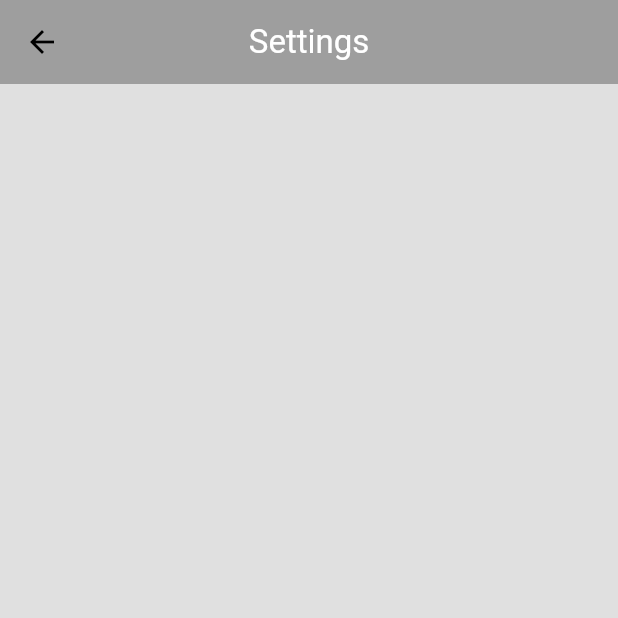
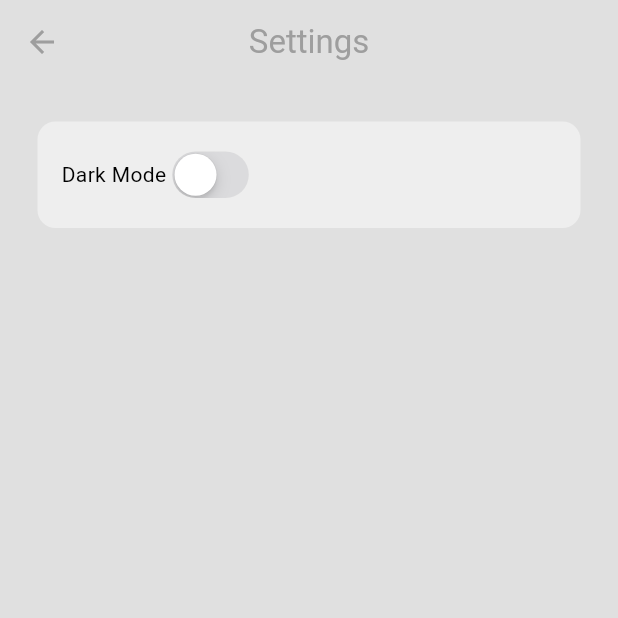
Before and after one commit to enessodbs/fluttter_chat_app, a Flutter app: the screen it shows once a user with an empty profile is signed in, in the side drawer, after a tap on "S E T T I N G S", on a phone screen of 412 x 824 dp, the top half of it. Run offline on Flutter 3.47's test engine with Material 3 defaults, Android fonts, the phone set to English and light mode, and no system bars; our stand-ins replace cloud_firestore, firebase_auth, firebase_core; accounts and stored records are empty; network calls fail.

Commit message:
Mesaj Gönderme ve Tema İşlemleri Tamamlandı

```diff
--- a/lib/components/my_drawer.dart
+++ b/lib/components/my_drawer.dart
@@ -25,8 +25,6 @@ class MyDrawer extends StatelessWidget {
     }
 
     return Drawer(
-
-      backgroundColor: Theme.of(context).colorScheme.surface,
       child: Column(
         mainAxisAlignment: MainAxisAlignment.spaceBetween,
         children: [
--- a/lib/components/my_textfield.dart
+++ b/lib/components/my_textfield.dart
@@ -2,28 +2,31 @@
 import 'package:flutter/material.dart';
 
 class MyTextfield extends StatelessWidget {
-
   final String hintText;
   final bool obbscureText;
   final TextEditingController controller;
+  final FocusNode? focusNode;
   const MyTextfield({
-    super.key,
+    Key? key,
     required this.hintText,
     required this.obbscureText,
     required this.controller,
-  });
+    this.focusNode,
+  }) : super(key: key);
 
   @override
   Widget build(BuildContext context) {
     return Padding(
       padding: const EdgeInsets.symmetric(horizontal: 25),
       child: TextField(
+        focusNode: focusNode,
         controller: controller,
         obscureText: obbscureText,
         decoration: InputDecoration(
           enabledBorder: OutlineInputBorder(
+            borderRadius: BorderRadius.circular(8),
             borderSide: BorderSide(
-              color: Theme.of(context).colorScheme.tertiary,
+              color: Theme.of(context).colorScheme.primary,
             ),
           ),
           focusedBorder: OutlineInputBorder(
--- a/lib/main.dart
+++ b/lib/main.dart
@@ -1,12 +1,17 @@
 import 'package:chat_app/services/auth_service/auth_gate.dart';
 import 'package:chat_app/themes/light_mode.dart';
+import 'package:chat_app/themes/themes_provider.dart';
 import 'package:firebase_core/firebase_core.dart';
 import 'package:flutter/material.dart';
+import 'package:provider/provider.dart';
 
 void main() async {
   WidgetsFlutterBinding.ensureInitialized();
   await Firebase.initializeApp();
-  runApp(MyApp());
+  runApp(ChangeNotifierProvider(
+    create: (context) => ThemesProvider(),
+    child: MyApp(),
+  ));
 }
 
 class MyApp extends StatelessWidget {
@@ -18,7 +23,7 @@ class MyApp extends StatelessWidget {
       title: 'Flutter Demo',
       debugShowCheckedModeBanner: false,
       home: const AuthGate(),
-      theme: lightMode,
+      theme: Provider.of<ThemesProvider>(context).themeData,
     );
   }
 }
--- a/lib/pages/home_page.dart
+++ b/lib/pages/home_page.dart
@@ -21,8 +21,12 @@ class _HomePageState extends State<HomePage> {
   Widget build(BuildContext context) {
     return Scaffold(
       appBar: AppBar(
-        backgroundColor: Theme.of(context).colorScheme.primary,
-        title: const Text("Home", style: TextStyle(color: Colors.white)),
+        backgroundColor: Colors.transparent,
+        foregroundColor: Colors.grey,
+        elevation: 0,
+        title: const Text(
+          "Home",
+        ),
         centerTitle: true,
       ),
       drawer: MyDrawer(),
@@ -47,10 +51,12 @@ class _HomePageState extends State<HomePage> {
           );
         }
         //return list view
-        return ListView(
-          children: snapshot.data!
-              .map<Widget>((userData) => _buildUserListItem(userData, context))
-              .toList(),
+        return Container(
+          child: ListView(
+            children: snapshot.data!
+                .map<Widget>((userData) => _buildUserListItem(userData, context))
+                .toList(),
+          ),
         );
       },
     );
--- a/lib/pages/settings_page.dart
+++ b/lib/pages/settings_page.dart
@@ -1,4 +1,7 @@
+import 'package:chat_app/themes/themes_provider.dart';
+import 'package:flutter/cupertino.dart';
 import 'package:flutter/material.dart';
+import 'package:provider/provider.dart';
 
 class SettingsPage extends StatefulWidget {
   const SettingsPage({super.key});
@@ -11,10 +14,42 @@ class _SettingsPageState extends State<SettingsPage> {
   @override
   Widget build(BuildContext context) {
     return Scaffold(
+      backgroundColor: Theme.of(context).colorScheme.surface,
       appBar: AppBar(
-        backgroundColor: Theme.of(context).colorScheme.primary,
-        title: const Text("Settings", style: TextStyle(color: Colors.white)),
+        backgroundColor: Colors.transparent,
+        foregroundColor: Colors.grey,
+        elevation: 0,
+        title: const Text(
+          "Settings",
+        ),
         centerTitle: true,
+      ),
+      body: Container(
+        decoration: BoxDecoration(
+          borderRadius: BorderRadius.circular(12),
+          color: Theme.of(context).colorScheme.secondary,
+        ),
+        margin: EdgeInsets.all(25),
+        padding: EdgeInsets.all(16),
+        child: Row(
+          children: [
+            //dark mode
+            Text(
+              "Dark Mode",
+              style: TextStyle(
+                color: Theme.of(context).colorScheme.onSecondary,
+              ),
+            ),
+
+            //switch toggle
+            CupertinoSwitch(
+              value: Provider.of<ThemesProvider>(context, listen: false).isDark,
+              onChanged: (value) =>
+                  Provider.of<ThemesProvider>(context, listen: false)
+                      .toggleTheme(),
+            )
+          ],
+        ),
       ),
     );
   }
--- a/lib/themes/dark_mode.dart
+++ b/lib/themes/dark_mode.dart
@@ -0,0 +1,9 @@
+import "package:flutter/material.dart";
+
+ThemeData darkMode = ThemeData(
+    colorScheme: ColorScheme.dark(
+        surface: Colors.grey.shade900,
+        primary: Colors.grey.shade600,
+        secondary: Colors.grey.shade700,
+        tertiary: Colors.grey.shade800,
+        inversePrimary: Colors.grey.shade300));
--- /dev/null
+++ b/lib/themes/themes_provider.dart
@@ -0,0 +1,16 @@
+import 'package:chat_app/themes/dark_mode.dart';
+import 'package:chat_app/themes/light_mode.dart';
+import 'package:flutter/material.dart';
+
+class ThemesProvider extends ChangeNotifier {
+  ThemeData _themeData = lightMode;
+
+  ThemeData get themeData => _themeData;
+
+  bool get isDark => _themeData == darkMode;
+
+  void toggleTheme() {
+    _themeData = _themeData == darkMode ? lightMode : darkMode;
+    notifyListeners();
+  }
+}
--- a/pubspec.yaml
+++ b/pubspec.yaml
@@ -37,6 +37,7 @@ dependencies:
   firebase_auth: ^5.4.0
   firebase_core: ^3.10.0
   cloud_firestore: ^5.6.1
+  provider: ^6.1.2
 
 
 dev_dependencies:
```
Also changed, not shown: lib/components/chat_bubble.dart (added, +38 -0 lines), lib/pages/chat_page.dart (+48 -5 lines), pubspec.lock.
